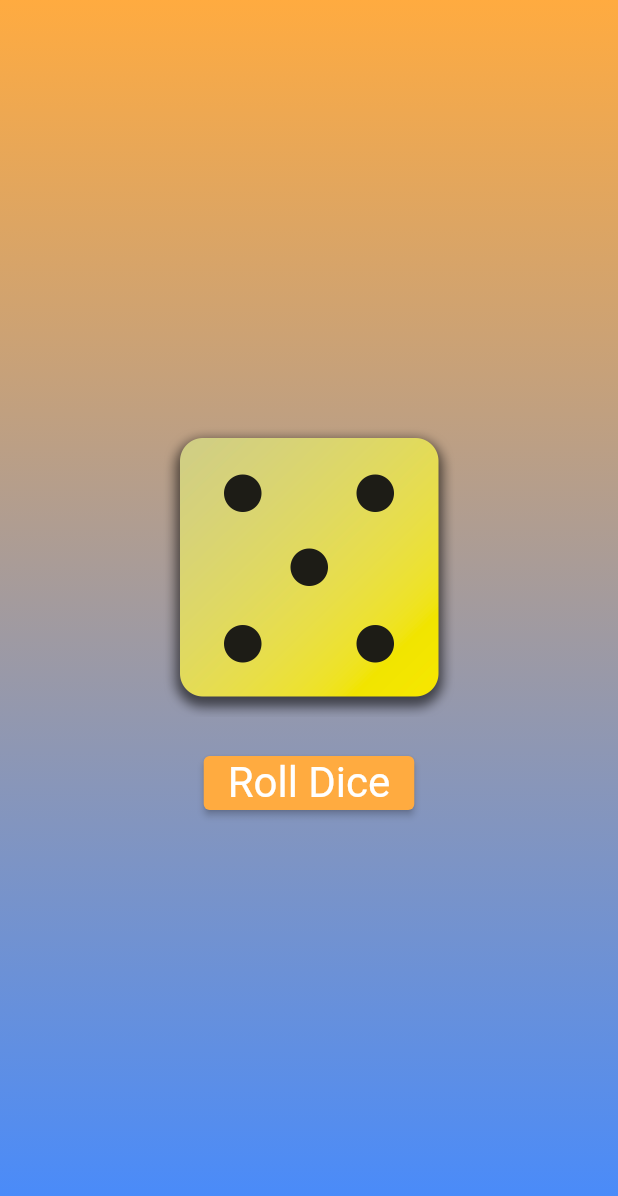
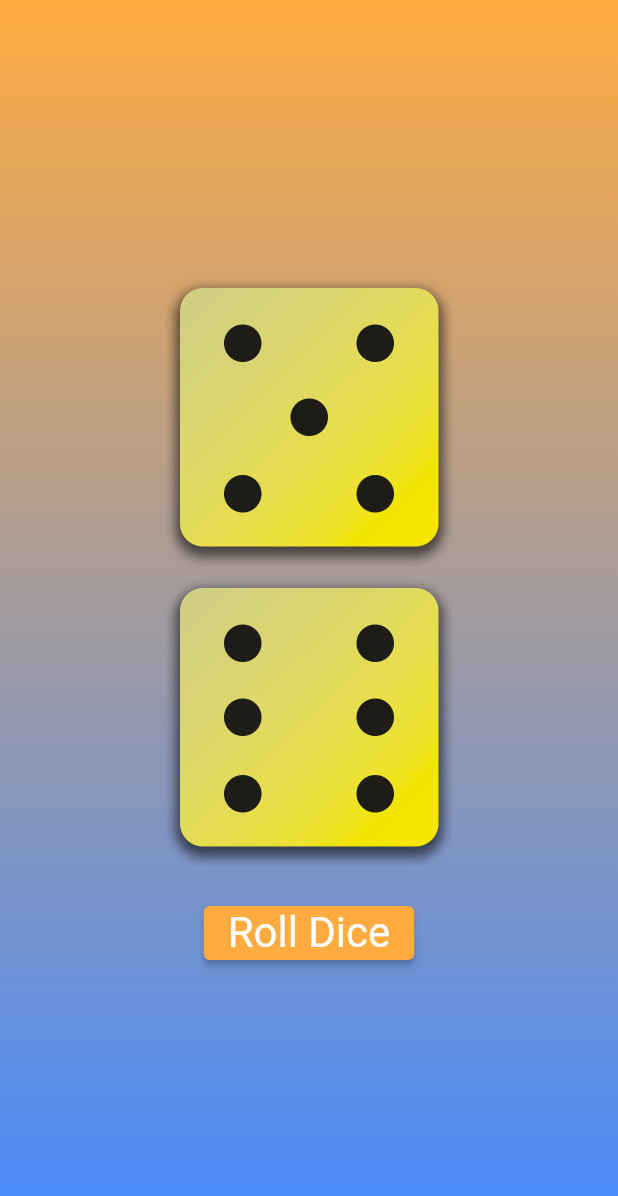
Before and after one commit to anhtuan141/diceroller_app_flutter, a Flutter app: the screen it shows after launch, after a tap on "Roll Dice", on a phone screen of 412 x 824 dp. Shown: the top 1196 px of the screen. Run offline on Flutter 3.47's test engine with Material 2 defaults, Android fonts, the phone set to English and light mode, and no system bars.

Commit message:
Add Image and create varible currentDiceRollOne

```diff
--- a/lib/dice_roller.dart
+++ b/lib/dice_roller.dart
@@ -15,10 +15,12 @@ class DiceRoller extends StatefulWidget {
 
 class _DiceRollerState extends State<DiceRoller> {
   var currentDiceRoll = 2;
+  var currentDiceRollOne = 1;
 
   void rollDice() {
     setState(() {
       currentDiceRoll = randomizer.nextInt(6) + 1;
+      currentDiceRollOne = randomizer.nextInt(6) + 1;
     });
   }
 
@@ -29,6 +31,10 @@ class _DiceRollerState extends State<DiceRoller> {
         children: [
           Image.asset(
             'assets/images/dice-$currentDiceRoll.png',
+            width: 200,
+          ),
+          Image.asset(
+            'assets/images/dice-$currentDiceRollOne.png',
             width: 200,
           ),
           const SizedBox(
```
